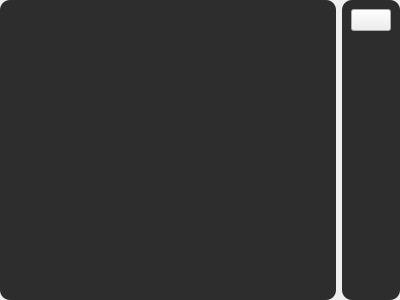
Above: data/ui/history.ui from brandonzorn/Nlight before the change. Below: the same form after it.
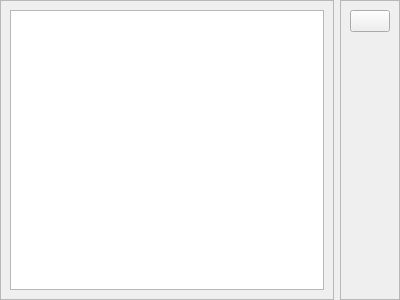
That is the form after the change. Icons and pictures are not drawn.

What changed in the file:
```diff
--- a/data/ui/history.ui
+++ b/data/ui/history.ui
@@ -14,11 +14,7 @@
    <string>Form</string>
   </property>
   <property name="styleSheet">
-   <string notr="true">QFrame {
-	border-radius: 10px;
-	background-color: rgb(45, 45, 45);
-	color: rgb(255, 255, 255);
-}</string>
+   <string notr="true"/>
   </property>
   <layout class="QHBoxLayout" name="horizontalLayout">
    <property name="leftMargin">
```
